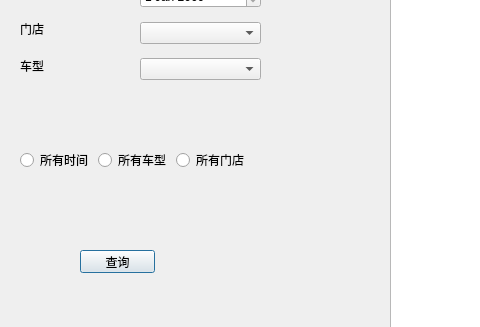
Above: finance.ui from TommyLee96/car-rent before the change; both pictures show x 0 to 480 and y 110 to 437 of the 837 by 437 pixel window. Below: the same form after it.
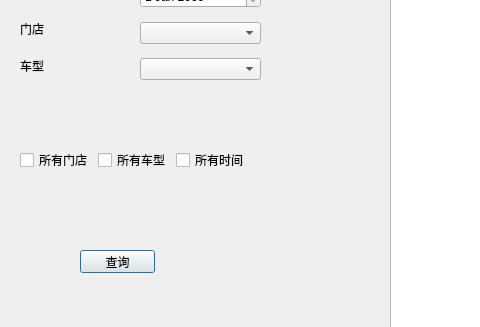
That is the form after the change.

```diff
--- a/finance.ui
+++ b/finance.ui
@@ -111,26 +111,26 @@
    </property>
    <layout class="QHBoxLayout" name="horizontalLayout">
     <item>
-     <widget class="QRadioButton" name="radioButton_3">
-      <property name="text">
-       <string>所有时间</string>
-      </property>
-     </widget>
-    </item>
-    <item>
-     <widget class="QRadioButton" name="radioButton">
-      <property name="text">
-       <string>所有车型</string>
-      </property>
-     </widget>
-    </item>
-    <item>
-     <widget class="QRadioButton" name="radioButton_2">
+     <widget class="QCheckBox" name="checkBox_3">
       <property name="text">
        <string>所有门店</string>
       </property>
      </widget>
     </item>
+    <item>
+     <widget class="QCheckBox" name="checkBox_2">
+      <property name="text">
+       <string>所有车型</string>
+      </property>
+     </widget>
+    </item>
+    <item>
+     <widget class="QCheckBox" name="checkBox">
+      <property name="text">
+       <string>所有时间</string>
+      </property>
+     </widget>
+    </item>
    </layout>
   </widget>
  </widget>
```
